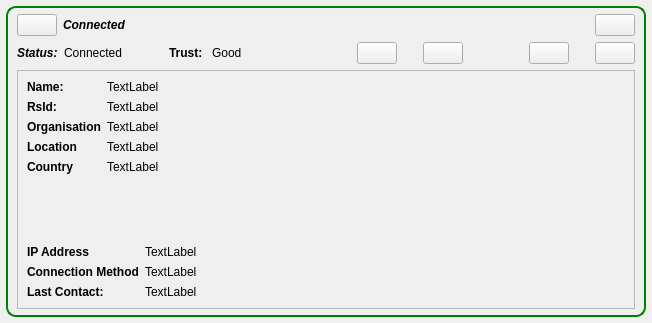
Qt form retroshare-gui/src/gui/feeds/PeerItem.ui (RetroShare/RetroShare) before a commit.
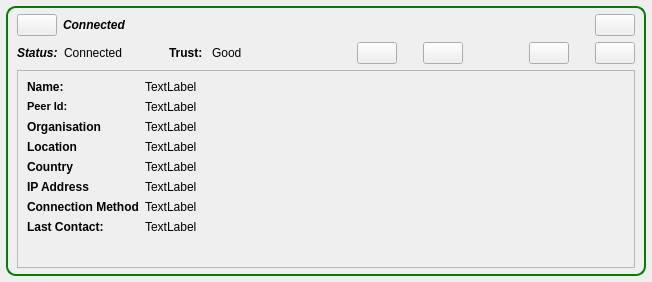
The same form after that commit. Icons and pictures are not drawn.

Commit message: few design improvements for Feeds Peer Item

Patch:
```diff
--- a/retroshare-gui/src/gui/feeds/PeerItem.ui
+++ b/retroshare-gui/src/gui/feeds/PeerItem.ui
@@ -7,7 +7,7 @@
     <x>0</x>
     <y>0</y>
     <width>652</width>
-    <height>323</height>
+    <height>282</height>
    </rect>
   </property>
   <property name="windowTitle">
@@ -349,11 +349,11 @@
         <property name="frameShadow">
          <enum>QFrame::Raised</enum>
         </property>
-        <layout class="QVBoxLayout">
-         <item>
-          <layout class="QHBoxLayout">
+        <layout class="QGridLayout" name="gridLayout">
+         <item row="0" column="0">
+          <layout class="QHBoxLayout" name="horizontalLayout">
            <item>
-            <layout class="QVBoxLayout">
+            <layout class="QVBoxLayout" name="verticalLayout">
              <item>
               <widget class="QLabel" name="label_3">
                <property name="font">
@@ -376,7 +376,11 @@
                 </font>
                </property>
                <property name="text">
-                <string>RsId:</string>
+                <string>&lt;!DOCTYPE HTML PUBLIC &quot;-//W3C//DTD HTML 4.0//EN&quot; &quot;http://www.w3.org/TR/REC-html40/strict.dtd&quot;&gt;
+&lt;html&gt;&lt;head&gt;&lt;meta name=&quot;qrichtext&quot; content=&quot;1&quot; /&gt;&lt;style type=&quot;text/css&quot;&gt;
+p, li { white-space: pre-wrap; }
+&lt;/style&gt;&lt;/head&gt;&lt;body style=&quot; font-family:'MS Shell Dlg 2'; font-size:8.25pt; font-weight:600; font-style:normal;&quot;&gt;
+&lt;p style=&quot; margin-top:0px; margin-bottom:0px; margin-left:0px; margin-right:0px; -qt-block-indent:0; text-indent:0px;&quot;&gt;&lt;span style=&quot; font-size:8pt;&quot;&gt;Peer Id:&lt;/span&gt;&lt;/p&gt;&lt;/body&gt;&lt;/html&gt;</string>
                </property>
               </widget>
              </item>
@@ -419,10 +423,49 @@
                </property>
               </widget>
              </item>
+             <item>
+              <widget class="QLabel" name="label_8">
+               <property name="font">
+                <font>
+                 <weight>75</weight>
+                 <bold>true</bold>
+                </font>
+               </property>
+               <property name="text">
+                <string>IP Address</string>
+               </property>
+              </widget>
+             </item>
+             <item>
+              <widget class="QLabel" name="label_9">
+               <property name="font">
+                <font>
+                 <weight>75</weight>
+                 <bold>true</bold>
+                </font>
+               </property>
+               <property name="text">
+                <string>Connection Method</string>
+               </property>
+              </widget>
+             </item>
+             <item>
+              <widget class="QLabel" name="label_10">
+               <property name="font">
+                <font>
+                 <weight>75</weight>
+                 <bold>true</bold>
+                </font>
+               </property>
+               <property name="text">
+                <string>Last Contact:</string>
+               </property>
+              </widget>
+             </item>
             </layout>
            </item>
            <item>
-            <layout class="QVBoxLayout">
+            <layout class="QVBoxLayout" name="verticalLayout_2">
              <item>
               <widget class="QLabel" name="nameLabel">
                <property name="sizePolicy">
@@ -488,116 +531,62 @@
                </property>
               </widget>
              </item>
+             <item>
+              <widget class="QLabel" name="ipLabel">
+               <property name="sizePolicy">
+                <sizepolicy hsizetype="MinimumExpanding" vsizetype="Preferred">
+                 <horstretch>0</horstretch>
+                 <verstretch>0</verstretch>
+                </sizepolicy>
+               </property>
+               <property name="text">
+                <string>TextLabel</string>
+               </property>
+              </widget>
+             </item>
+             <item>
+              <widget class="QLabel" name="connLabel">
+               <property name="sizePolicy">
+                <sizepolicy hsizetype="MinimumExpanding" vsizetype="Preferred">
+                 <horstretch>0</horstretch>
+                 <verstretch>0</verstretch>
+                </sizepolicy>
+               </property>
+               <property name="text">
+                <string>TextLabel</string>
+               </property>
+              </widget>
+             </item>
+             <item>
+              <widget class="QLabel" name="lastLabel">
+               <property name="sizePolicy">
+                <sizepolicy hsizetype="MinimumExpanding" vsizetype="Preferred">
+                 <horstretch>0</horstretch>
+                 <verstretch>0</verstretch>
+                </sizepolicy>
+               </property>
+               <property name="text">
+                <string>TextLabel</string>
+               </property>
+              </widget>
+             </item>
             </layout>
            </item>
           </layout>
          </item>
-         <item>
-          <spacer>
+         <item row="1" column="0">
+          <spacer name="verticalSpacer">
            <property name="orientation">
             <enum>Qt::Vertical</enum>
            </property>
-           <property name="sizeType">
-            <enum>QSizePolicy::Expanding</enum>
-           </property>
            <property name="sizeHint" stdset="0">
             <size>
              <width>20</width>
-             <height>20</height>
+             <height>40</height>
             </size>
            </property>
           </spacer>
          </item>
-         <item>
-          <layout class="QHBoxLayout">
-           <item>
-            <layout class="QVBoxLayout">
-             <item>
-              <widget class="QLabel" name="label_8">
-               <property name="font">
-                <font>
-                 <weight>75</weight>
-                 <bold>true</bold>
-                </font>
-               </property>
-               <property name="text">
-                <string>IP Address</string>
-               </property>
-              </widget>
-             </item>
-             <item>
-              <widget class="QLabel" name="label_9">
-               <property name="font">
-                <font>
-                 <weight>75</weight>
-                 <bold>true</bold>
-                </font>
-               </property>
-               <property name="text">
-                <string>Connection Method</string>
-               </property>
-              </widget>
-             </item>
-             <item>
-              <widget class="QLabel" name="label_10">
-               <property name="font">
-                <font>
-                 <weight>75</weight>
-                 <bold>true</bold>
-                </font>
-               </property>
-               <property name="text">
-                <string>Last Contact:</string>
-               </property>
-              </widget>
-             </item>
-            </layout>
-           </item>
-           <item>
-            <layout class="QVBoxLayout">
-             <item>
-              <widget class="QLabel" name="ipLabel">
-               <property name="sizePolicy">
-                <sizepolicy hsizetype="MinimumExpanding" vsizetype="Preferred">
-                 <horstretch>0</horstretch>
-                 <verstretch>0</verstretch>
-                </sizepolicy>
-               </property>
-               <property name="text">
-                <string>TextLabel</string>
-               </property>
-              </widget>
-             </item>
-             <item>
-              <widget class="QLabel" name="connLabel">
-               <property name="sizePolicy">
-                <sizepolicy hsizetype="MinimumExpanding" vsizetype="Preferred">
-                 <horstretch>0</horstretch>
-                 <verstretch>0</verstretch>
-                </sizepolicy>
-               </property>
-               <property name="text">
-                <string>TextLabel</string>
-               </property>
-              </widget>
-             </item>
-             <item>
-              <widget class="QLabel" name="lastLabel">
-               <property name="sizePolicy">
-                <sizepolicy hsizetype="MinimumExpanding" vsizetype="Preferred">
-                 <horstretch>0</horstretch>
-                 <verstretch>0</verstretch>
-                </sizepolicy>
-               </property>
-               <property name="text">
-                <string>TextLabel</string>
-               </property>
-              </widget>
-             </item>
-            </layout>
-           </item>
-          </layout>
-         </item>
         </layout>
        </widget>
       </item>
```
Left out of the diff: 2 changed lines with no effect on the pictures. The commit also changes 1 other file.
